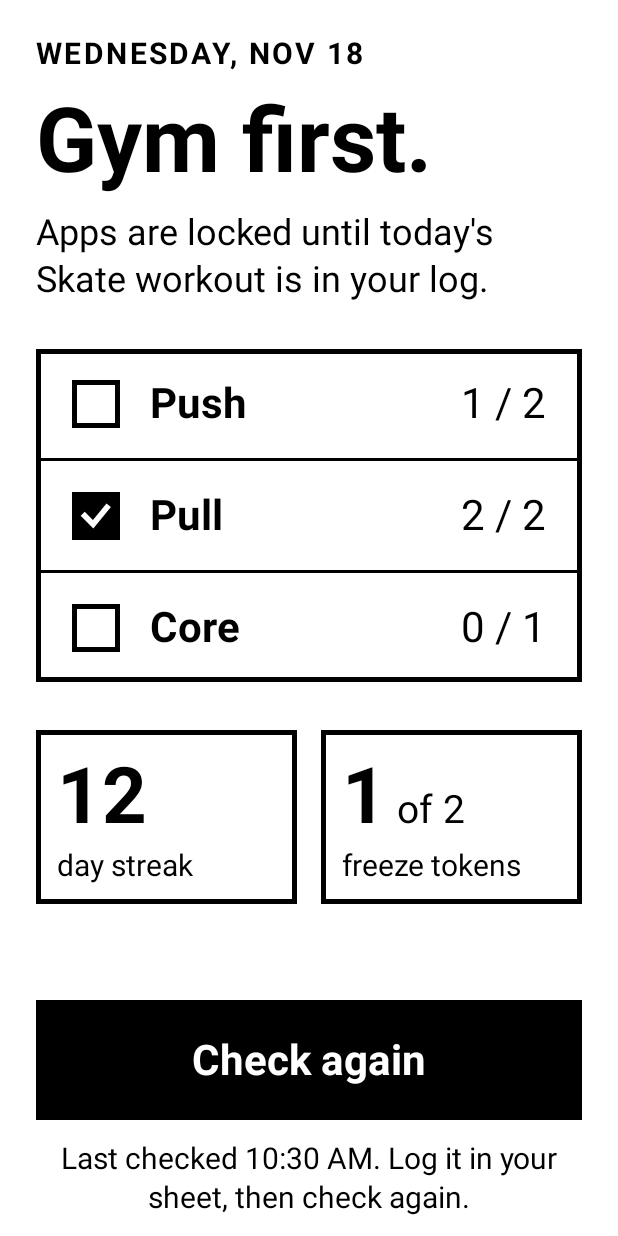
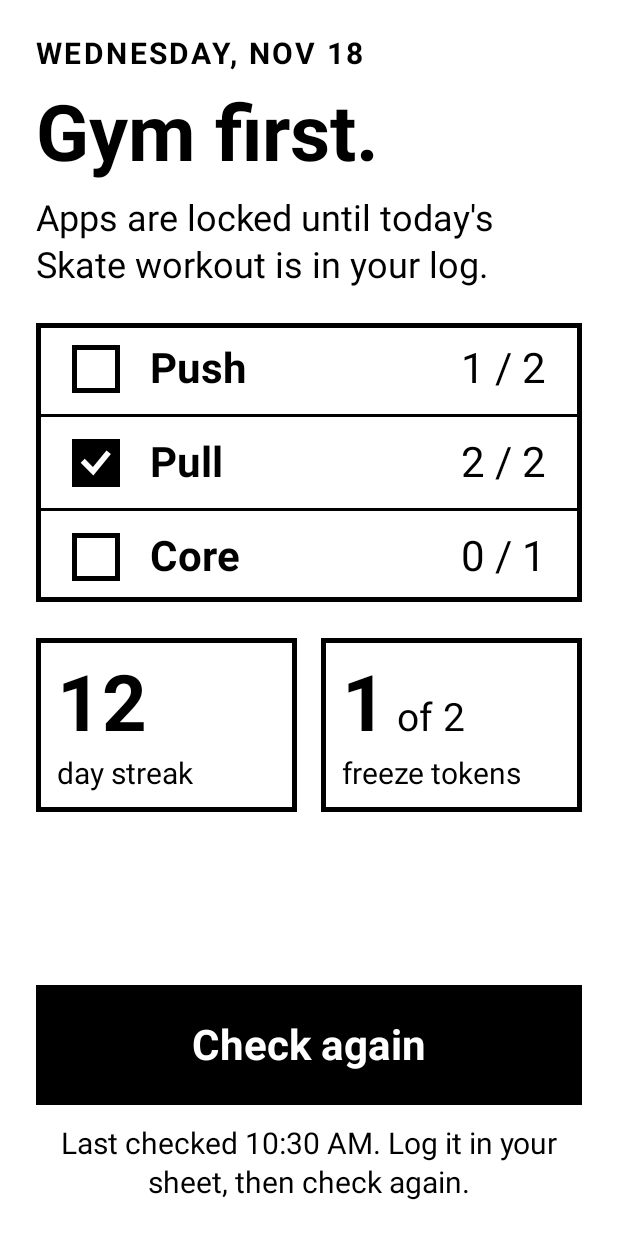
Before and after one commit to eldenmanking/tools, an Android app built with Jetpack Compose: the GateActivity screen opened directly, with no data from a screen before it, on a phone screen of 412 x 824 dp. Run offline under Robolectric (Android 15) with nearby library versions, the phone set to English and light mode, and no system bars.

```diff
--- a/android/goals/app/src/main/kotlin/goals/app/GoalsApp.kt
+++ b/android/goals/app/src/main/kotlin/goals/app/GoalsApp.kt
@@ -6,13 +6,18 @@ import androidx.compose.runtime.getValue
 import androidx.compose.runtime.mutableStateOf
 import androidx.compose.runtime.remember
 import androidx.compose.runtime.rememberCoroutineScope
+import androidx.compose.runtime.saveable.rememberSaveable
 import androidx.compose.runtime.setValue
 import goals.app.data.SampleStatusSource
 import goals.app.data.StatusSource
 import goals.app.data.StatusStore
+import goals.app.ui.AllowlistScreen
+import goals.app.ui.AppFrame
 import goals.app.ui.GateScreen
 import goals.app.ui.HomeCheck
 import goals.app.ui.HomeScreen
+import goals.app.ui.ScheduleScreen
+import goals.app.ui.Tab
 import goals.core.GateState
 import goals.core.StatusResult
 import goals.core.gateState
@@ -25,15 +30,16 @@ import java.time.ZoneId
  * Shows the gate or the home screen for the cached status, and checks for a fresh one
  * on start and on "Check again". The screen only changes when the status does, so e-ink
  * redraws stay rare. [onOpen] is set in GateActivity and runs when the gate state becomes
- * Open (it finishes). Without it this is the app's own screen, which never gates itself: it
- * shows home whenever the status is for today, blocked or not.
+ * Open (it finishes). Without it this is the app's own screen, with Status, Schedule and
+ * Allowlist tabs; it never gates itself, so Status shows home whenever the status is for today,
+ * blocked or not.
  */
 @Composable
 fun GoalsApp(store: StatusStore, source: StatusSource, onOpen: (() -> Unit)? = null) {
     var cached by remember { mutableStateOf(store.load()) }
     var checking by remember { mutableStateOf(false) }
     var error by remember { mutableStateOf<String?>(null) }
-    var notice by remember { mutableStateOf<String?>(null) }
+    var tab by rememberSaveable { mutableStateOf(Tab.Status) }
     val scope = rememberCoroutineScope()
 
     val check: () -> Unit = {
@@ -65,16 +71,7 @@ fun GoalsApp(store: StatusStore, source: StatusSource, onOpen: (() -> Unit)? = n
     } else {
         null
     }
-    val home = status != null && (state == GateState.Open || (onOpen == null && state is GateState.Locked))
-    if (home && status != null) {
-        HomeScreen(
-            status = status,
-            notice = notice,
-            onSchedule = { notice = "The schedule editor comes in a later step." },
-            onAllowlist = { notice = "The allowlist picker comes in a later step." },
-            check = HomeCheck(checking, error, check, debugUnlock),
-        )
-    } else {
+    val gate = @Composable {
         GateScreen(
             today = if (state is GateState.Locked) state.status.today else LocalDate.now(zone).toString(),
             status = status,
@@ -85,4 +82,20 @@ fun GoalsApp(store: StatusStore, source: StatusSource, onOpen: (() -> Unit)? = n
             onDebugUnlock = debugUnlock,
         )
     }
+    if (onOpen != null) {
+        gate()
+        return
+    }
+    AppFrame(tab, { tab = it }) {
+        when (tab) {
+            Tab.Status ->
+                if (status != null && (state == GateState.Open || state is GateState.Locked)) {
+                    HomeScreen(status, HomeCheck(checking, error, check, debugUnlock))
+                } else {
+                    gate()
+                }
+            Tab.Schedule -> ScheduleScreen(status)
+            Tab.Allowlist -> AllowlistScreen(status)
+        }
+    }
 }
--- a/android/goals/app/src/main/kotlin/goals/app/ui/GateScreen.kt
+++ b/android/goals/app/src/main/kotlin/goals/app/ui/GateScreen.kt
@@ -1,8 +1,6 @@
 package goals.app.ui
 
 import androidx.compose.foundation.background
-import androidx.compose.foundation.rememberScrollState
-import androidx.compose.foundation.verticalScroll
 import androidx.compose.foundation.layout.Arrangement
 import androidx.compose.foundation.layout.Column
 import androidx.compose.foundation.layout.Row
@@ -36,13 +34,12 @@ fun GateScreen(
     onDebugUnlock: (() -> Unit)?,
 ) {
     Column(
-        modifier = Modifier.fillMaxSize().background(Ink.White).systemBarsPadding()
-            .verticalScroll(rememberScrollState()).padding(Ink.Gutter),
-        verticalArrangement = Arrangement.spacedBy(32.dp),
+        modifier = Modifier.fillMaxSize().background(Ink.White).systemBarsPadding().padding(Ink.Gutter),
+        verticalArrangement = Arrangement.spacedBy(24.dp),
     ) {
         Column(verticalArrangement = Arrangement.spacedBy(12.dp)) {
             InkLabel(dayHeader(today))
-            InkText("Gym first.", size = 60.sp, bold = true)
+            InkText("Gym first.", size = 52.sp, bold = true)
             InkText(
                 if (unknownReason == null && status != null) {
                     "Apps are locked until today's ${status.workout} workout is in your log."
@@ -74,7 +71,7 @@ fun GoalsList(status: Status) {
             status.goalsProgress.map { g ->
                 @Composable {
                     Row(
-                        modifier = Modifier.fillMaxWidth().padding(horizontal = 24.dp, vertical = 20.dp),
+                        modifier = Modifier.fillMaxWidth().padding(horizontal = 24.dp, vertical = 14.dp),
                         horizontalArrangement = Arrangement.spacedBy(20.dp),
                         verticalAlignment = Alignment.CenterVertically,
                     ) {
@@ -91,18 +88,29 @@ fun GoalsList(status: Status) {
     }
 }
 
-/** "Check again" with when the status was last checked, and the debug unlock if given. */
+/**
+ * "Check again" and the debug unlock if given. Below them: an error, or (with [caption]) when the
+ * status was last checked and what to do.
+ */
 @Composable
-fun CheckButtons(status: Status?, checking: Boolean, error: String?, onCheckAgain: () -> Unit, onDebugUnlock: (() -> Unit)?) {
+fun CheckButtons(
+    status: Status?,
+    checking: Boolean,
+    error: String?,
+    onCheckAgain: () -> Unit,
+    onDebugUnlock: (() -> Unit)?,
+    caption: Boolean = true,
+) {
     Column(verticalArrangement = Arrangement.spacedBy(14.dp)) {
         if (onDebugUnlock != null) {
             InkButton("I finished (debug)", onDebugUnlock, Modifier.fillMaxWidth(), filled = false)
         }
         InkButton(if (checking) "Checking…" else "Check again", onCheckAgain, Modifier.fillMaxWidth())
         val last = checkedAt(status?.serverTime, status?.timeZone)
-        InkText(
-            error?.let { "Couldn't check: $it" }
-                ?: ((if (last != null) "Last checked $last. " else "") + "Log it in your sheet, then check again."),
+        val text = error?.let { "Couldn't check: $it" }
+            ?: if (caption) (if (last != null) "Last checked $last. " else "") + "Log it in your sheet, then check again." else null
+        if (text != null) InkText(
+            text,
             size = 20.sp,
             align = TextAlign.Center,
             modifier = Modifier.fillMaxWidth(),
```
Also changed, not shown: android/goals/app/src/main/kotlin/goals/app/ui/AllowlistScreen.kt (added, +24 -0 lines), android/goals/app/src/main/kotlin/goals/app/ui/AppFrame.kt (added, +53 -0 lines), android/goals/app/src/main/kotlin/goals/app/ui/HomeScreen.kt (+8 -23 lines), android/goals/app/src/main/kotlin/goals/app/ui/ScheduleScreen.kt (added, +58 -0 lines), 8 other files.
